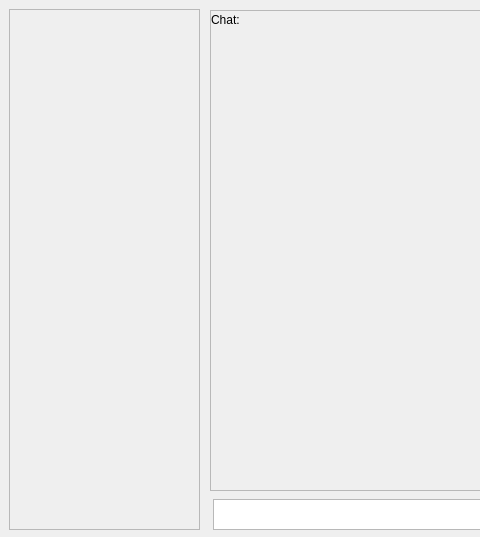
Qt form QT/Hive.ui (EdisonDevS/Pruebas_WebScraping) before a commit; both pictures show x 0 to 480 and y 0 to 537 of the 806 by 537 pixel window.
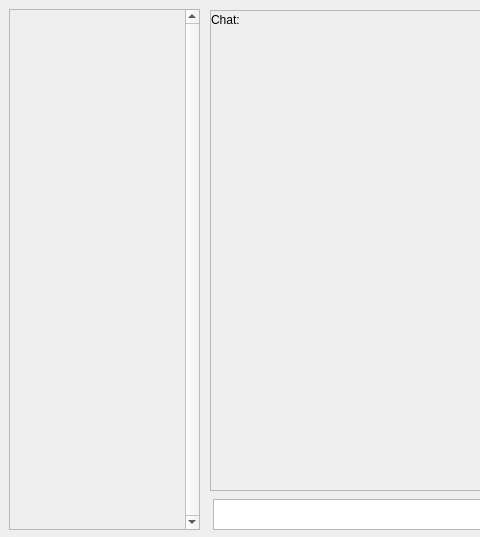
The same form after that commit.

Commit message: se cambia el tamaño de la ventana al abrir el navegador para permitir la carga de mas contactos

Patch:
```diff
--- a/QT/Hive.ui
+++ b/QT/Hive.ui
@@ -22,6 +22,9 @@
      <height>521</height>
     </rect>
    </property>
+   <property name="verticalScrollBarPolicy">
+    <enum>Qt::ScrollBarAlwaysOn</enum>
+   </property>
    <property name="widgetResizable">
     <bool>true</bool>
    </property>
@@ -30,7 +33,7 @@
      <rect>
       <x>0</x>
       <y>0</y>
-      <width>189</width>
+      <width>175</width>
       <height>519</height>
      </rect>
     </property>
@@ -39,11 +42,18 @@
       <rect>
        <x>10</x>
        <y>0</y>
-       <width>171</width>
-       <height>511</height>
+       <width>161</width>
+       <height>521</height>
       </rect>
      </property>
-     <layout class="QVBoxLayout" name="layCont"/>
+     <layout class="QVBoxLayout" name="layCont">
+      <property name="sizeConstraint">
+       <enum>QLayout::SetDefaultConstraint</enum>
+      </property>
+      <property name="rightMargin">
+       <number>0</number>
+      </property>
+     </layout>
     </widget>
    </widget>
   </widget>
```
The commit also changes 2 other files.
